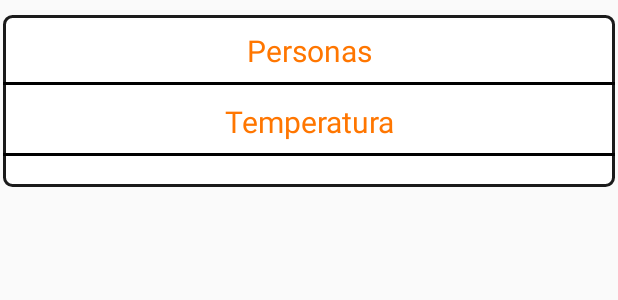
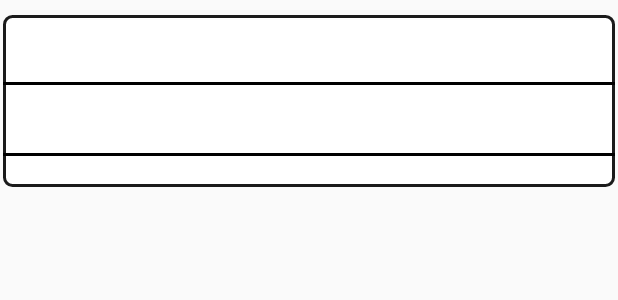
Before and after one commit to andresarangopro/Proyecto_Elcetronica, an Android app: the layout rv_habitaciones.xml on its own in the app's theme, with its tools: preview values and no code run, on a phone screen of 412 x 824 dp. Shown: the top 300 px of the screen. Run offline under Robolectric (Android 15) with nearby library versions, the phone set to English and light mode, and no system bars; network calls fail.

Commit message:
mega completo

```diff
--- a/appElectr/app/src/main/res/layout/rv_habitaciones.xml
+++ b/appElectr/app/src/main/res/layout/rv_habitaciones.xml
@@ -20,7 +20,7 @@
             android:id="@+id/tvPersonaNone"
             android:layout_width="match_parent"
             android:layout_height="wrap_content"
-            android:text="Personas"
+            android:text=""
             android:background="@drawable/border_line"
             android:textColor="@color/colorYellowIcons"
 
@@ -32,7 +32,7 @@
             android:layout_width="match_parent"
             android:layout_height="wrap_content"
             android:textColor="@color/colorYellowIcons"
-            android:text="Temperatura"
+            android:text=""
             android:textSize="20dp" />
 
         <LinearLayout
```
Also changed, not shown: appElectr/app/src/main/java/com/example/hp/appelectr/Bluetooth/ManagementBluetooth.java (+6 -4 lines), appElectr/app/src/main/java/com/example/hp/appelectr/Models/Habitacion.java (+11 -1 lines), appElectr/app/src/main/java/com/example/hp/appelectr/Recyclers/RAHabitaciones.java (+13 -4 lines), appElectr/app/src/main/res/drawable/fan_off.png (added), appElectr/app/src/main/res/drawable/fan_on.png (added), 3 other files.
